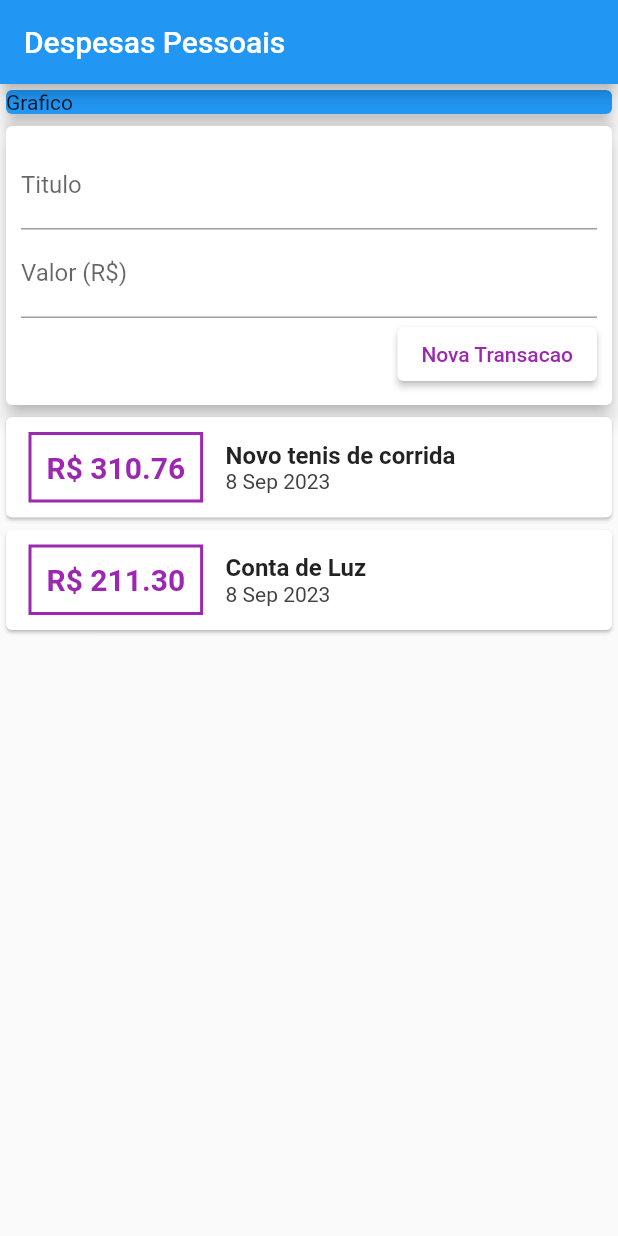
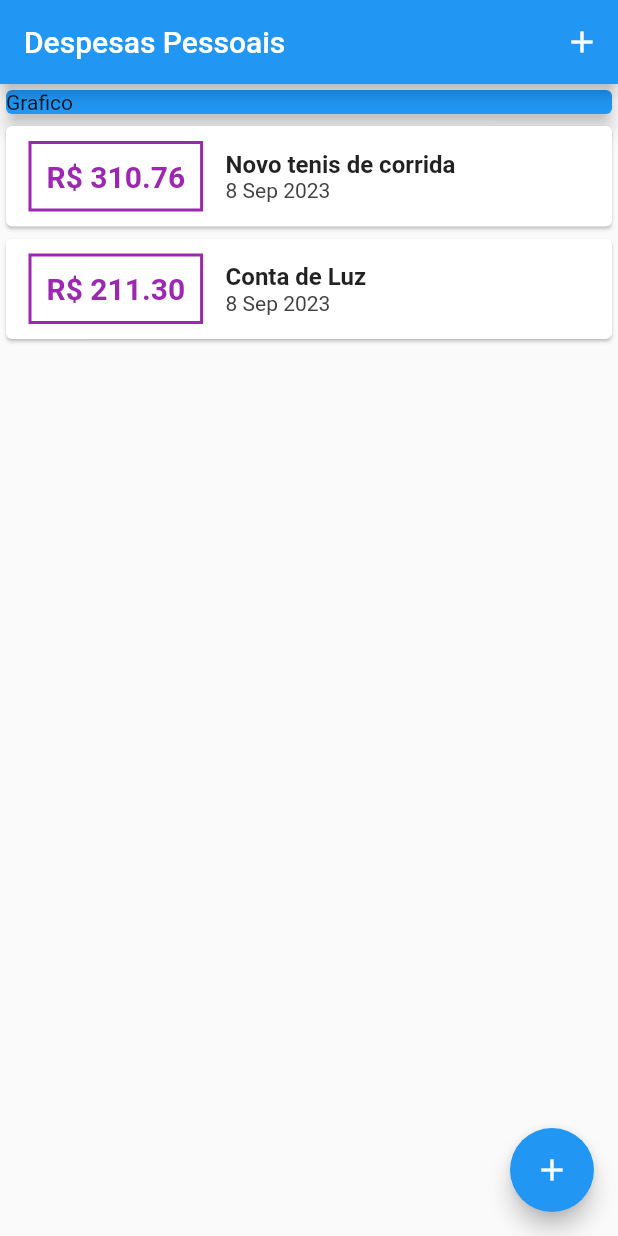
Before and after one commit to bernardoxm/Despesas-pessoais, a Flutter app: the screen it shows after launch, on a phone screen of 412 x 824 dp. Run offline on Flutter 3.47's test engine with Material 2 defaults, Android fonts, the phone set to English and light mode, and no system bars.

Commit message:
delet transaction_user.dart

```diff
--- a/despesas_pessoais/lib/components/transaction_user.dart
+++ /dev/null
@@ -1,52 +0,0 @@
-import 'dart:math';
-
-import 'package:flutter/widgets.dart';
-
-import '../models/transaction.dart';
-import 'transaction_form.dart';
-import 'transaction_list.dart';
-
-class TransactionUser extends StatefulWidget {
-  @override
-  _TransactionUserState createState() => _TransactionUserState();
-}
-
-class _TransactionUserState extends State<TransactionUser> {
-  @override
-  final _transactions = [
-    Transaction(
-      id: 't1',
-      title: 'Novo tenis de corrida',
-      value: 310.76,
-      date: DateTime.now(),
-    ),
-    Transaction(
-      id: 't2',
-      title: 'Conta de Luz',
-      value: 211.30,
-      date: DateTime.now(),
-    ),
-  ];
-
-  _addTransaction(String title, double value) {
-    final newTransaction = Transaction(
-        id: Random().nextDouble().toString(),
-        title: title,
-        value: value,
-        date: DateTime.now());
-
-    setState(() {
-      _transactions.add(newTransaction);
-    });
-  }
-
-  Widget build(BuildContext context) {
-    // TODO: implement build
-    return Column(
-      children: <Widget>[
-        TransactionFrom(_addTransaction),
-        TransactionList(_transactions),
-      ],
-    );
-  }
-}
--- a/despesas_pessoais/lib/main.dart
+++ b/despesas_pessoais/lib/main.dart
@@ -1,7 +1,12 @@
+import 'dart:math';
 
+import 'package:despesas_pessoais/components/transaction_form.dart';
 import 'package:flutter/material.dart';
 
-import './components/transaction_user.dart';
+import 'components/transaction_form.dart';
+import 'components/transaction_list.dart';
+import 'models/transaction.dart';
+
 main() => runApp(ExpensesApp());
 
 class ExpensesApp extends StatelessWidget {
@@ -11,14 +16,57 @@ class ExpensesApp extends StatelessWidget {
   }
 }
 
-class MyHomePage extends StatelessWidget {
+class MyHomePage extends StatefulWidget {
+  @override
+  State<MyHomePage> createState() => _MyHomePageState();
+}
 
+class _MyHomePageState extends State<MyHomePage> {
+  final _transactions = [
+    Transaction(
+      id: 't1',
+      title: 'Novo tenis de corrida',
+      value: 310.76,
+      date: DateTime.now(),
+    ),
+    Transaction(
+      id: 't2',
+      title: 'Conta de Luz',
+      value: 211.30,
+      date: DateTime.now(),
+    ),
+  ];
+  _addTransaction(String title, double value) {
+    final newTransaction = Transaction(
+        id: Random().nextDouble().toString(),
+        title: title,
+        value: value,
+        date: DateTime.now());
+
+    setState(() {
+      _transactions.add(newTransaction);
+    });
+  }
+
+  _opentransactionFormModal(BuildContext context) {
+    showModalBottomSheet(
+        context: context,
+        builder: (_) {
+          return TransactionFrom(_addTransaction);
+        });
+  }
 
   @override
   Widget build(BuildContext context) {
     return Scaffold(
       appBar: AppBar(
         title: Text('Despesas Pessoais'),
+        actions: <Widget>[
+          IconButton(
+            icon: Icon(Icons.add),
+            onPressed: () => _opentransactionFormModal(context),
+          )
+        ],
       ),
       body: SingleChildScrollView(
         child: Column(
@@ -31,10 +79,15 @@ class MyHomePage extends StatelessWidget {
                 elevation: 5,
               ),
             ),
-        TransactionUser(),
+            TransactionList(_transactions),
           ],
         ),
       ),
+      floatingActionButton: FloatingActionButton(
+        child: Icon(Icons.add),
+        onPressed: () => _opentransactionFormModal(context),
+      ),
+      floatingActionButtonLocation: FloatingActionButtonLocation.endFloat,
     );
   }
 }
```
